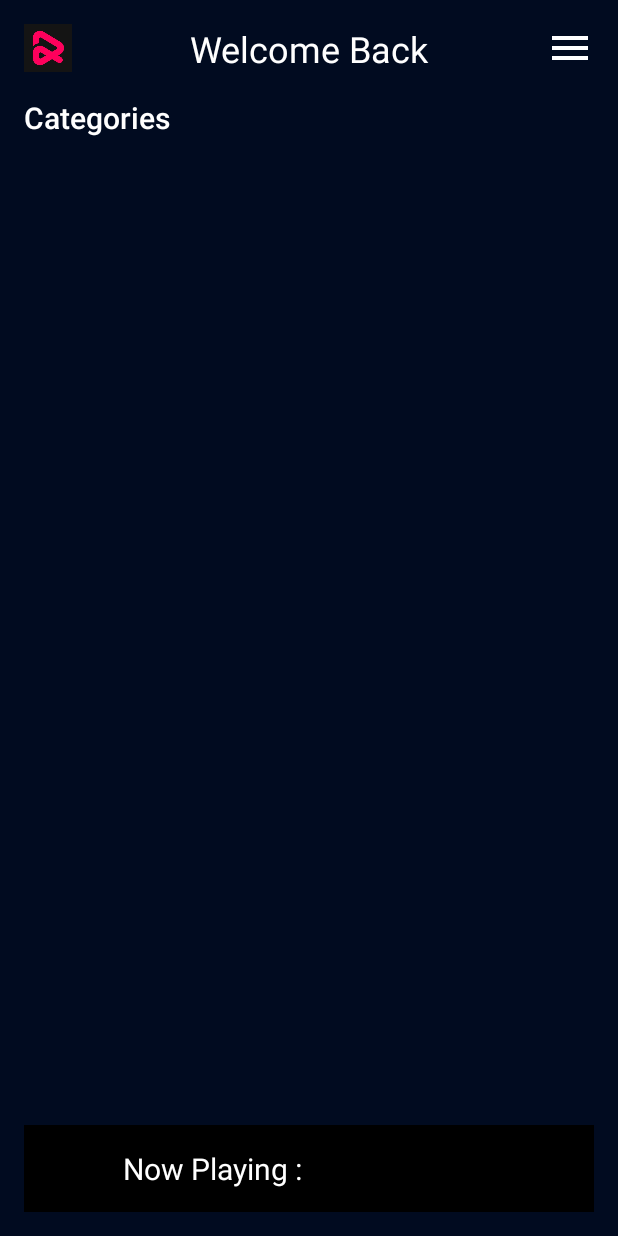
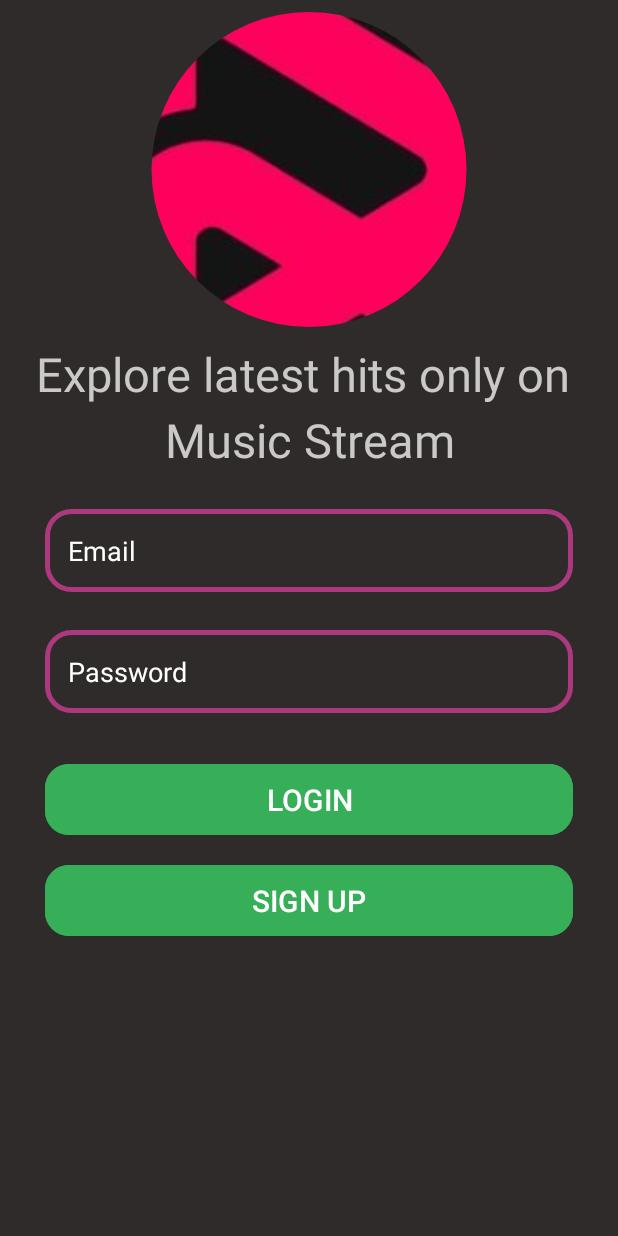
Before and after one commit to Vikas9kumargupta/Music-Stream, an Android app: the screen it shows after launch (MainActivity before the commit, LoginActivity after it), on a phone screen of 412 x 824 dp. Run offline under Robolectric (Android 15) with nearby library versions, the phone set to English and light mode, and no system bars; our stand-ins replace CircleImageView, Firebase (no records; nobody signed in at launch, a user with empty details on screens opened directly).

Commit message:
Implementing SignUp and Login Activity

```diff
--- /dev/null
+++ b/app/src/main/java/com/example/musicstream/Authentication/LoginActivity.kt
@@ -0,0 +1,60 @@
+package com.example.musicstream.Authentication
+
+import android.content.Intent
+import android.os.Bundle
+import android.widget.Toast
+import androidx.activity.enableEdgeToEdge
+import androidx.appcompat.app.AppCompatActivity
+import androidx.core.view.ViewCompat
+import androidx.core.view.WindowInsetsCompat
+import com.example.musicstream.MainActivity
+import com.example.musicstream.R
+import com.example.musicstream.databinding.ActivityLoginBinding
+import com.google.firebase.auth.FirebaseAuth
+
+class LoginActivity : AppCompatActivity() {
+
+    private lateinit var binding : ActivityLoginBinding
+    private lateinit var mAuth: FirebaseAuth
+    override fun onCreate(savedInstanceState: Bundle?) {
+        super.onCreate(savedInstanceState)
+        binding = ActivityLoginBinding.inflate(layoutInflater)
+        setContentView(binding.root)
+
+        supportActionBar?.hide()
+
+        mAuth = FirebaseAuth.getInstance()
+
+        binding.btnSignUp.setOnClickListener {
+            val intent = Intent(this, SignUpActivity::class.java)
+            startActivity(intent)
+        }
+        binding.btnLogin.setOnClickListener {
+            val email = binding.email.text.toString()
+            val password = binding.password.text.toString()
+
+            login(email,password)
+        }
+    }
+    private fun login(email: String, password: String) {
+
+        mAuth.signInWithEmailAndPassword(email, password).addOnCompleteListener (this){ task ->
+
+            if(task.isSuccessful){
+                //code for logging in user
+                val intent = Intent(this@LoginActivity, MainActivity::class.java)
+                finish()
+                startActivity(intent)
+            } else {
+                Toast.makeText(this@LoginActivity,"User does not exist", Toast.LENGTH_SHORT).show()
+            }
+        }
+    }
+    override fun onStart() {
+        super.onStart()
+        if(mAuth.currentUser != null){
+            val intent = Intent(this,MainActivity::class.java)
+            startActivity(intent)
+        }
+    }
+}
--- /dev/null
+++ b/app/src/main/java/com/example/musicstream/Authentication/Splash.kt
@@ -0,0 +1,28 @@
+package com.example.musicstream.Authentication
+
+import android.content.Intent
+import android.os.Bundle
+import android.os.Handler
+import androidx.activity.enableEdgeToEdge
+import androidx.appcompat.app.AppCompatActivity
+import androidx.core.view.ViewCompat
+import androidx.core.view.WindowInsetsCompat
+import com.example.musicstream.R
+import com.example.musicstream.databinding.ActivitySplashBinding
+
+class Splash : AppCompatActivity() {
+    private lateinit var binding : ActivitySplashBinding
+    override fun onCreate(savedInstanceState: Bundle?) {
+        super.onCreate(savedInstanceState)
+        binding = ActivitySplashBinding.inflate(layoutInflater)
+        setContentView(binding.root)
+
+        Handler().postDelayed({
+            // Start your main activity here
+            val mainIntent = Intent(this, LoginActivity::class.java)
+            startActivity(mainIntent)
+            // Close the splash activity
+            finish()
+        }, 2500)
+    }
+}
--- a/app/src/main/java/com/example/musicstream/SongsListActivity.kt
+++ b/app/src/main/java/com/example/musicstream/SongsListActivity.kt
@@ -18,8 +18,8 @@ class SongsListActivity : AppCompatActivity() {
     companion object{
         lateinit var category1 : CategoryModel
     }
-    lateinit var binding: ActivitySongsListBinding
-    lateinit var songsListAdapter: SongsListAdapter
+    private lateinit var binding: ActivitySongsListBinding
+    private lateinit var songsListAdapter: SongsListAdapter
     override fun onCreate(savedInstanceState: Bundle?) {
         super.onCreate(savedInstanceState)
         binding = ActivitySongsListBinding.inflate(layoutInflater)
@@ -34,7 +34,7 @@ class SongsListActivity : AppCompatActivity() {
         setupSongsListRecyclerView()
     }
 
-    fun setupSongsListRecyclerView(){
+    private fun setupSongsListRecyclerView(){
         songsListAdapter = SongsListAdapter(category1.songs)
         binding.songsListRecyclerView.layoutManager = LinearLayoutManager(this)
         binding.songsListRecyclerView.adapter = songsListAdapter
--- a/app/src/main/java/com/example/musicstream/models/CategoryModel.kt
+++ b/app/src/main/java/com/example/musicstream/models/CategoryModel.kt
@@ -3,7 +3,7 @@ package com.example.musicstream.models
 data class CategoryModel(
     val name: String,
     val coverUrl : String,
-    val songs: List<String>
+    var songs: List<String>
 ){
     constructor() : this("","", listOf())
 }
--- /dev/null
+++ b/app/src/main/res/drawable/edt_background.xml
@@ -0,0 +1,8 @@
+<?xml version="1.0" encoding="utf-8"?>
+<shape
+    xmlns:android="http://schemas.android.com/apk/res/android">
+    <corners android:radius="16dp" />
+    <stroke android:color="#EDB63A85"
+        android:width="3dp"
+        />
+</shape>
--- /dev/null
+++ b/app/src/main/res/layout/activity_login.xml
@@ -0,0 +1,101 @@
+<?xml version="1.0" encoding="utf-8"?>
+<LinearLayout
+    xmlns:android="http://schemas.android.com/apk/res/android"
+    xmlns:app="http://schemas.android.com/apk/res-auto"
+    xmlns:tools="http://schemas.android.com/tools"
+    android:layout_width="match_parent"
+    android:background="#302B2B"
+    android:orientation="vertical"
+    android:layout_height="match_parent"
+    tools:context=".Authentication.LoginActivity">
+
+    <de.hdodenhof.circleimageview.CircleImageView
+        android:id="@+id/logo"
+        android:layout_width="match_parent"
+        android:layout_height="210dp"
+        android:layout_marginTop="8dp"
+        android:src="@drawable/logo"
+        app:layout_constraintEnd_toEndOf="parent"
+        app:layout_constraintStart_toStartOf="parent"
+        app:layout_constraintTop_toTopOf="parent" />
+
+    <TextView
+        android:layout_width="wrap_content"
+        android:layout_height="wrap_content"
+        android:text="Explore latest hits only on "
+        android:textSize="31sp"
+        android:paddingHorizontal="18dp"
+        android:layout_gravity="center_horizontal"
+        android:layout_marginTop="10sp"
+        android:textColor="@color/textWhite"/>
+
+    <TextView
+        android:layout_width="wrap_content"
+        android:layout_height="wrap_content"
+        android:text="Music Stream"
+        android:gravity="center"
+        android:layout_gravity="center_horizontal"
+        android:textSize="31sp"
+        android:paddingHorizontal="18dp"
+        android:layout_marginTop="2sp"
+        android:textColor="@color/textWhite"/>
+
+    <EditText
+        android:id="@+id/email"
+        android:layout_width="match_parent"
+        android:layout_height="55dp"
+        android:layout_marginHorizontal="30dp"
+        android:layout_marginTop="25dp"
+        android:textColor="@color/white"
+        android:background="@drawable/edt_background"
+        android:hint="Email"
+        android:inputType="textEmailAddress"
+        android:paddingLeft="15dp"
+        android:textColorHint="@color/white"
+        app:layout_constraintEnd_toEndOf="parent"
+        app:layout_constraintTop_toBottomOf="@+id/logo" />
+
+    <EditText
+        android:id="@+id/password"
+        android:layout_width="match_parent"
+        android:layout_height="55dp"
+        android:textColor="@color/white"
+        android:layout_marginHorizontal="30dp"
+        android:layout_marginTop="25sp"
+        android:background="@drawable/edt_background"
+        android:hint="Password"
+        android:paddingLeft="15dp"
+        android:textColorHint="@color/white"
+        />
+
+    <Button
+        android:id="@+id/btnLogin"
+        android:layout_width="match_parent"
+        android:layout_height="55dp"
+        android:layout_marginHorizontal="30dp"
+        android:elevation="5dp"
+        android:text="LOGIN"
+        android:textSize="20dp"
+        android:layout_marginTop="30sp"
+        android:backgroundTint="#36AF58"
+        app:cornerRadius="16dp"
+        app:layout_constraintStart_toStartOf="parent"
+        app:layout_constraintTop_toBottomOf="@id/password" />
+
+    <Button
+        android:id="@+id/btnSignUp"
+        android:layout_width="match_parent"
+        android:layout_height="55dp"
+        android:layout_marginTop="12dp"
+        android:layout_marginStart="30dp"
+        android:layout_marginEnd="30dp"
+        android:backgroundTint="#36AF58"
+        android:elevation="5dp"
+        android:text="SIGN UP"
+        android:textSize="20dp"
+        app:cornerRadius="16dp"
+        app:layout_constraintStart_toStartOf="parent"
+        app:layout_constraintTop_toBottomOf="@id/btnLogin" />
+
+
+</LinearLayout>
```
Also changed, not shown: app/build.gradle.kts (+5 -2 lines), app/src/main/AndroidManifest.xml (+17 -7 lines), app/src/main/java/com/example/musicstream/Authentication/SignUpActivity.kt (added, +92 -0 lines), app/src/main/java/com/example/musicstream/Authentication/User.kt (added, +14 -0 lines), app/src/main/java/com/example/musicstream/MainActivity.kt (+63 -0 lines), app/src/main/java/com/example/musicstream/MyExoPlayer.kt (+20 -0 lines), app/src/main/res/drawable/btn_background.xml (added, +8 -0 lines), app/src/main/res/layout/activity_main.xml (+34 -0 lines), app/src/main/res/layout/activity_sign_up.xml (added, +136 -0 lines), app/src/main/res/layout/activity_splash.xml (added, +59 -0 lines), app/src/main/res/menu/option_menu.xml (added, +9 -0 lines), app/src/main/res/values/colors.xml (+7 -0 lines), app/src/main/res/values/strings.xml (+10 -0 lines).
